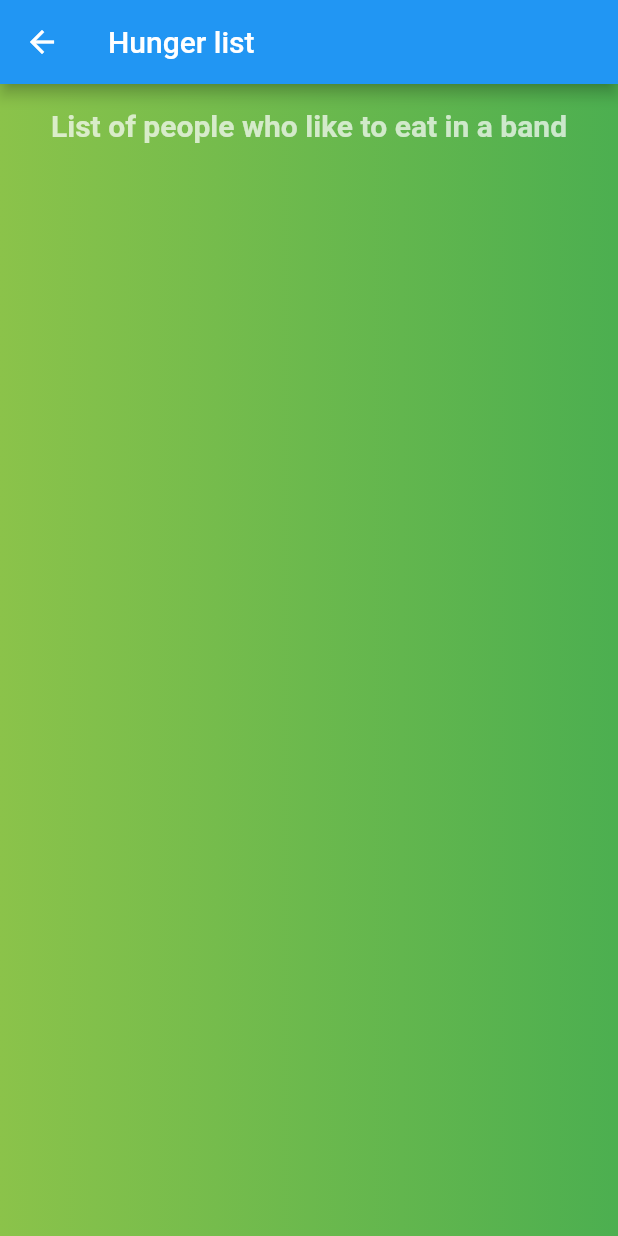
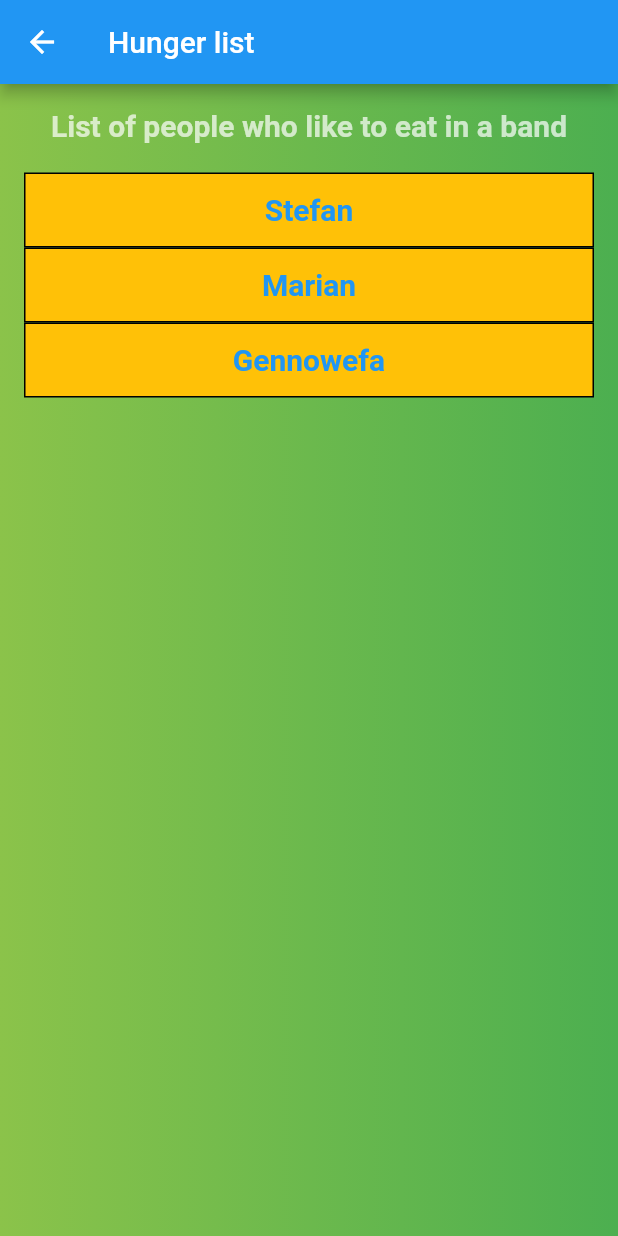
Before and after one commit to kadamowi/lunch_team, a Flutter app: the HungerListScreen screen opened directly with empty values, on a phone screen of 412 x 824 dp. Run offline on Flutter 3.47's test engine with Material 2 defaults, Android fonts, the light colour scheme and no system bars.

Commit message:
Okno z listą ludzi

```diff
--- a/lib/screens/HungerListScreen.dart
+++ b/lib/screens/HungerListScreen.dart
@@ -1,5 +1,7 @@
 import 'package:flutter/material.dart';
 import 'package:lunch_team/model/LunchTeamCommon.dart';
+
+final List<String> teamUsers = ['Stefan', 'Marian', 'Gennowefa'];
 
 class HungerListScreen extends StatefulWidget {
   @override
@@ -9,7 +11,8 @@ class HungerListScreen extends StatefulWidget {
 class _HungerListScreenState extends State<HungerListScreen> {
   @override
   Widget build(BuildContext context) {
-    final SessionLunch sessionLunch = ModalRoute.of(context).settings.arguments as SessionLunch;
+    final SessionLunch sessionLunch =
+        ModalRoute.of(context).settings.arguments as SessionLunch;
 
     return Scaffold(
       appBar: AppBar(
@@ -20,11 +23,10 @@ class _HungerListScreenState extends State<HungerListScreen> {
         height: double.infinity,
         width: double.infinity,
         decoration: BoxDecoration(
-            gradient:
-            LinearGradient(colors: [
-              Theme.of(context).primaryColorLight,
-              Theme.of(context).primaryColorDark,
-            ])),
+            gradient: LinearGradient(colors: [
+          Theme.of(context).primaryColorLight,
+          Theme.of(context).primaryColorDark,
+        ])),
         child: Column(
           children: <Widget>[
             Text(
@@ -35,6 +37,31 @@ class _HungerListScreenState extends State<HungerListScreen> {
                   fontWeight: FontWeight.bold),
             ),
             SizedBox(height: 20.0),
+            ListView.builder(
+              scrollDirection: Axis.vertical,
+              shrinkWrap: true,
+              itemCount: teamUsers.length,
+              itemBuilder: (context, index) {
+                return Container(
+                  height: 50,
+                  padding: const EdgeInsets.all(5),
+                  decoration: BoxDecoration(
+                    border: Border.all(),
+                    color: Colors.amber,
+                  ),
+                  child: Center(
+                      child: Text(
+                        teamUsers[index],
+                        style: TextStyle(
+                            color: Colors.blue,
+                            fontSize: 20.0,
+                            fontWeight: FontWeight.bold),
+                      )
+                  ),
+                );
+              },
+            ),
+            //Spacer(),
           ],
         ),
       ),
```
